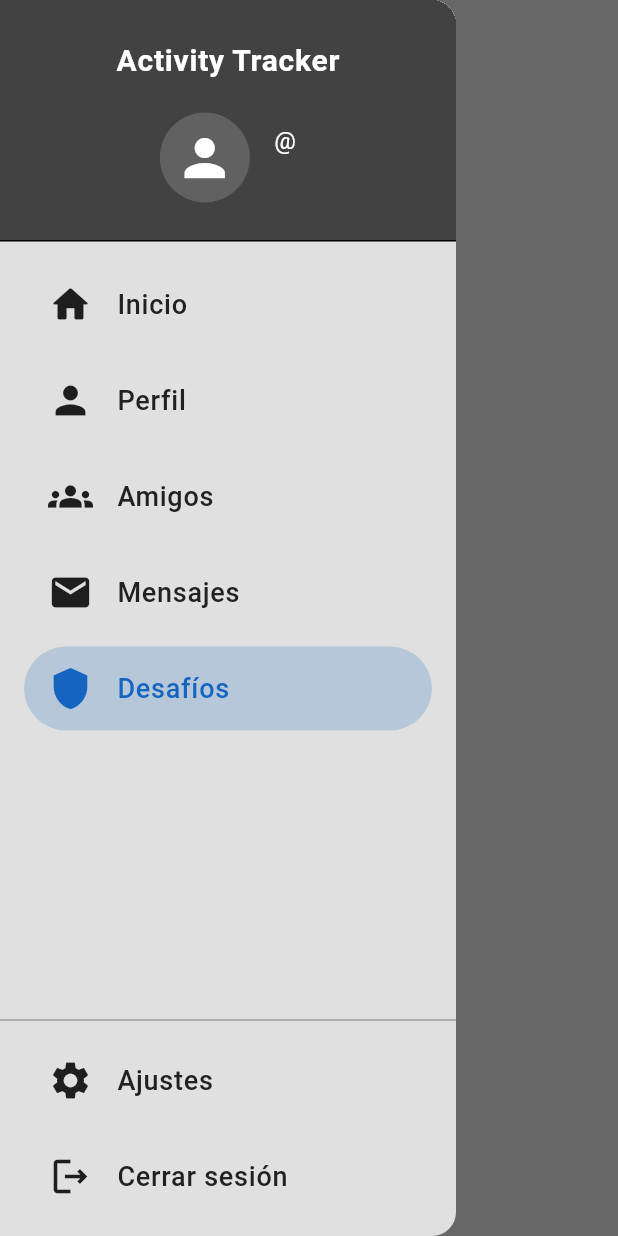
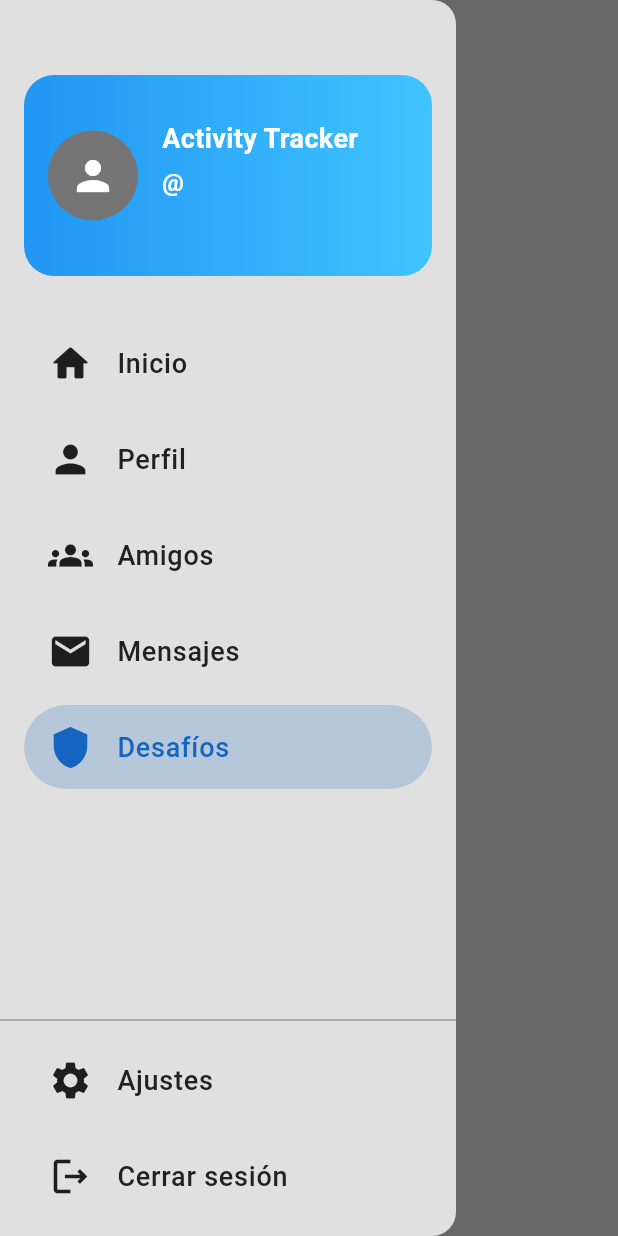
Before and after one commit to ignamarga1/ActivityTracker, a Flutter app: the ChallengesPage screen opened by its route, with the side drawer open, on a phone screen of 412 x 824 dp. Run offline on Flutter 3.47's test engine with Material 3 defaults, Android fonts, the phone set to English and light mode, and no system bars; our stand-ins replace cloud_firestore, easy_date_timeline, firebase_auth, firebase_core, flutter_dotenv, fluttertoast and 3 more; accounts and stored records are empty.

Commit message:
Improved drawer header UI
- Color gradient container based in user profile photo
- User information inside the color container
- Palette generator dependency

```diff
--- /dev/null
+++ b/activity_tracker_flutter/lib/components/drawer_header.dart
@@ -0,0 +1,216 @@
+import 'package:flutter/material.dart';
+import 'package:palette_generator/palette_generator.dart';
+
+class ProfileCardHeader extends StatefulWidget {
+  final String? profileImageUrl;
+  final String username;
+  final String nickname;
+
+  const ProfileCardHeader({
+    super.key,
+    required this.profileImageUrl,
+    required this.username,
+    required this.nickname,
+  });
+
+  @override
+  State<ProfileCardHeader> createState() => _ProfileCardHeaderState();
+}
+
+class _ProfileCardHeaderState extends State<ProfileCardHeader> {
+  static final Map<String, List<Color>> _colorCache = {};
+
+  static const Color defaultColor1 = Colors.blue;
+  static const Color defaultColor2 = Colors.lightBlueAccent;
+
+  late Future<List<Color>> _colorsFuture;
+
+  @override
+  void initState() {
+    super.initState();
+    _colorsFuture = _extractColors();
+  }
+
+  // Checks if the widget has updated
+  @override
+  void didUpdateWidget(ProfileCardHeader oldWidget) {
+    super.didUpdateWidget(oldWidget);
+    if (widget.profileImageUrl != oldWidget.profileImageUrl) {
+      _colorsFuture = _extractColors();
+    }
+  }
+
+  // Extracts the colors from the profile image
+  Future<List<Color>> _extractColors() async {
+    final url = widget.profileImageUrl;
+    if (url == null || url.isEmpty) {
+      return [defaultColor1, defaultColor2];
+    }
+
+    // Checks in the cache if the image url has changed
+    if (_colorCache.containsKey(url)) {
+      return _colorCache[url]!;
+    }
+
+    try {
+      // Sets the colors and saves them in cache
+      final palette = await PaletteGenerator.fromImageProvider(
+        NetworkImage(url),
+        size: const Size(50, 50),
+        maximumColorCount: 5,
+      );
+
+      final c1 = palette.colors.isNotEmpty
+          ? palette.colors.first
+          : defaultColor1;
+      final c2 = palette.colors.length > 1
+          ? palette.colors.elementAt(1)
+          : defaultColor2;
+
+      final result = [c1, c2];
+      _colorCache[url] = result;
+
+      return result;
+    } catch (_) {
+      return [defaultColor1, defaultColor2];
+    }
+  }
+
+  // Darkens the colors (used in dark mode)
+  Color _darken(Color color, [double amount = 0.25]) {
+    final hsl = HSLColor.fromColor(color);
+    return hsl
+        .withLightness((hsl.lightness - amount).clamp(0.0, 1.0))
+        .toColor();
+  }
+
+  Color _getTextColor(Color background) {
+    final brightness = background.computeLuminance();
+    return brightness > 0.5 ? Colors.black : Colors.white;
+  }
+
+  @override
+  Widget build(BuildContext context) {
+    final isDark = Theme.of(context).brightness == Brightness.dark;
+
+    return FutureBuilder<List<Color>>(
+      future: _colorsFuture,
+      builder: (context, snapshot) {
+        final colors = snapshot.data ?? [defaultColor1, defaultColor2];
+        final color1 = isDark ? _darken(colors[0]) : colors[0];
+        final color2 = isDark ? _darken(colors[1]) : colors[1];
+
+        // User profile container
+        return Container(
+          height: 200,
+          padding: const EdgeInsets.only(
+            top: 50,
+            bottom: 16,
+            left: 16,
+            right: 16,
+          ),
+
+          child: CustomPaint(
+            painter: DiagonalBackgroundPainter(color1, color2),
+            child: Container(
+              padding: const EdgeInsets.all(16),
+              decoration: BoxDecoration(
+                borderRadius: BorderRadius.circular(25),
+              ),
+
+              child: Row(
+                // Avatar
+                children: [
+                  CircleAvatar(
+                    radius: 30,
+                    backgroundImage:
+                        widget.profileImageUrl != null &&
+                            widget.profileImageUrl!.isNotEmpty
+                        ? NetworkImage(widget.profileImageUrl!)
+                        : null,
+                    backgroundColor: Colors.grey.shade600,
+                    child:
+                        widget.profileImageUrl == null ||
+                            widget.profileImageUrl!.isEmpty
+                        ? const Icon(
+                            Icons.person,
+                            size: 32,
+                            color: Colors.white,
+                          )
+                        : null,
+                  ),
+                  const SizedBox(width: 16),
+
+                  // App name, username and nickname
+                  Column(
+                    crossAxisAlignment: CrossAxisAlignment.start,
+                    mainAxisAlignment: MainAxisAlignment.center,
+                    children: [
+                      // App name
+                      Text(
+                        'Activity Tracker',
+                        style: TextStyle(
+                          fontSize: 18,
+                          fontWeight: FontWeight.bold,
+                          color: _getTextColor(color1),
+                        ),
+                      ),
+                      const SizedBox(height: 5),
+
+                      // Username
+                      Text(
+                        '@${widget.username}',
+                        style: TextStyle(
+                          fontSize: 16,
+                          fontWeight: FontWeight.bold,
+                          color: _getTextColor(color1),
+                        ),
+                      ),
+
+                      // Nickname
+                      Text(
+                        widget.nickname,
+                        style: TextStyle(
+                          fontSize: 14,
+                          color: _getTextColor(color1).withValues(alpha: 0.8),
+                        ),
+                      ),
+                    ],
+                  ),
+                ],
+              ),
+            ),
+          ),
+        );
+      },
+    );
+  }
+}
+
+class DiagonalBackgroundPainter extends CustomPainter {
+  final Color color1;
+  final Color color2;
+
+  DiagonalBackgroundPainter(this.color1, this.color2);
+
+  @override
+  void paint(Canvas canvas, Size size) {
+    final paint = Paint();
+    const borderRadius = Radius.circular(20);
+
+    final rect = Rect.fromLTWH(0, 0, size.width, size.height);
+    paint.shader = LinearGradient(
+      begin: Alignment.bottomLeft,
+      end: Alignment.bottomRight,
+      colors: [color1, color2],
+    ).createShader(rect);
+
+    final mainRect = RRect.fromRectAndRadius(rect, borderRadius);
+    canvas.drawRRect(mainRect, paint);
+  }
+
+  @override
+  bool shouldRepaint(covariant DiagonalBackgroundPainter oldDelegate) {
+    return oldDelegate.color1 != color1 || oldDelegate.color2 != color2;
+  }
+}
--- a/activity_tracker_flutter/lib/components/home_drawer.dart
+++ b/activity_tracker_flutter/lib/components/home_drawer.dart
@@ -1,12 +1,18 @@
+import 'package:activity_tracker_flutter/components/drawer_header.dart';
 import 'package:activity_tracker_flutter/providers/user_provider.dart';
 import 'package:flutter/material.dart';
 import 'package:activity_tracker_flutter/services/auth_service.dart';
 import 'package:provider/provider.dart';
 import 'drawer_tile.dart'; // si lo separas en otro archivo
 
-class HomeDrawer extends StatelessWidget {
+class HomeDrawer extends StatefulWidget {
   const HomeDrawer({super.key});
 
+  @override
+  State<HomeDrawer> createState() => _HomeDrawerState();
+}
+
+class _HomeDrawerState extends State<HomeDrawer> {
   @override
   Widget build(BuildContext context) {
     final textStyle = TextStyle(fontSize: 18, fontWeight: FontWeight.w500);
@@ -20,80 +26,10 @@ class HomeDrawer extends StatelessWidget {
       child: Column(
         children: [
           // DRAWER HEADER
-          DrawerHeader(
-            margin: EdgeInsets.zero,
-            padding: EdgeInsets.zero,
-            decoration: BoxDecoration(color: Colors.grey.shade800),
-            child: user == null
-                ? Center(
-                    child: Column(
-                      mainAxisAlignment: MainAxisAlignment.center,
-                      children: [
-                        CircularProgressIndicator(color: Colors.white),
-                        SizedBox(height: 12),
-                        Text(
-                          'Cargando datos...',
-                          style: TextStyle(color: Colors.white),
-                        ),
-                      ],
-                    ),
-                  )
-                : Column(
-                    mainAxisAlignment: MainAxisAlignment.center,
-                    children: [
-                      // App name
-                      Text(
-                        'Activity Tracker',
-                        style: TextStyle(
-                          fontSize: 20,
-                          fontWeight: FontWeight.bold,
-                          color: Colors.white,
-                        ),
-                      ),
-                      const SizedBox(height: 20),
-
-                      // User profile
-                      Row(
-                        mainAxisAlignment: MainAxisAlignment.center,
-                        children: [
-                          CircleAvatar(
-                            radius: 30,
-                            backgroundImage: user.profilePictureURL != ''
-                                ? NetworkImage(user.profilePictureURL!)
-                                : null,
-                            backgroundColor: Colors.grey.shade700,
-                            child: user.profilePictureURL == ''
-                                ? Icon(
-                                    Icons.person,
-                                    size: 40,
-                                    color: Colors.white,
-                                  )
-                                : null,
-                          ),
-                          const SizedBox(width: 16),
-                          Column(
-                            crossAxisAlignment: CrossAxisAlignment.start,
-                            children: [
-                              Text(
-                                '@${user.username}',
-                                style: TextStyle(
-                                  color: Colors.white,
-                                  fontSize: 16,
-                                ),
-                              ),
-                              Text(
-                                user.nickname,
-                                style: TextStyle(
-                                  color: Colors.white,
-                                  fontSize: 14,
-                                ),
-                              ),
-                            ],
-                          ),
-                        ],
-                      ),
-                    ],
-                  ),
+          ProfileCardHeader(
+            profileImageUrl: user!.profilePictureURL,
+            username: user.username,
+            nickname: user.nickname,
           ),
 
           // DRAWER OPTIONS
--- a/activity_tracker_flutter/pubspec.yaml
+++ b/activity_tracker_flutter/pubspec.yaml
@@ -49,6 +49,7 @@ dependencies:
   numberpicker: ^2.1.2
   flutter_localizations:
     sdk: flutter
+  palette_generator: ^0.3.3+7
 
 dev_dependencies:
   flutter_test:
```
Also changed, not shown: activity_tracker_flutter/pubspec.lock.
